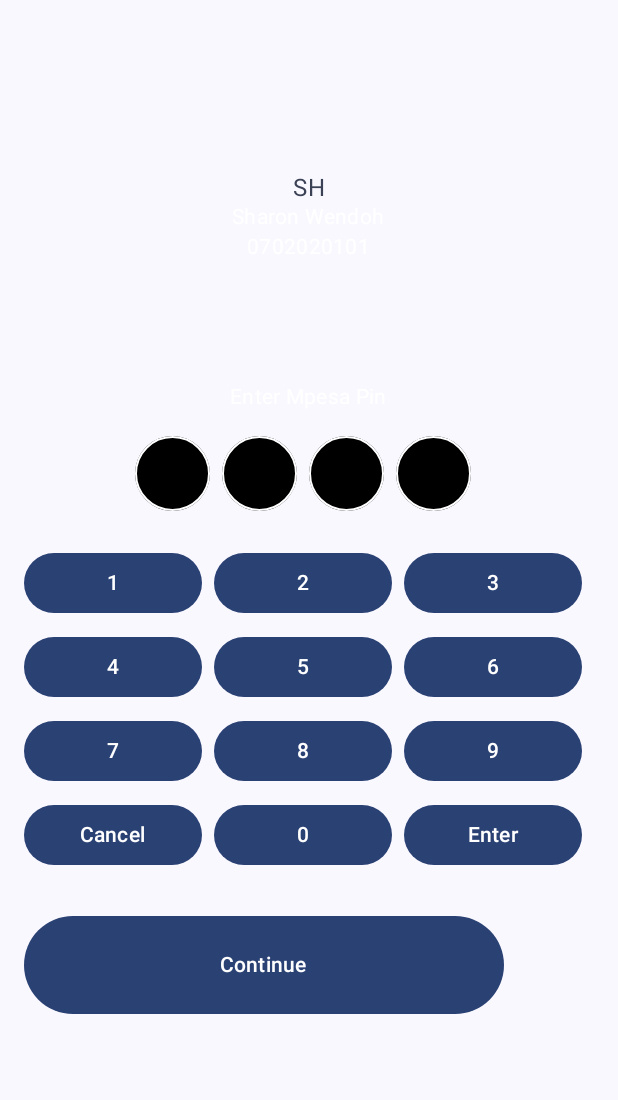
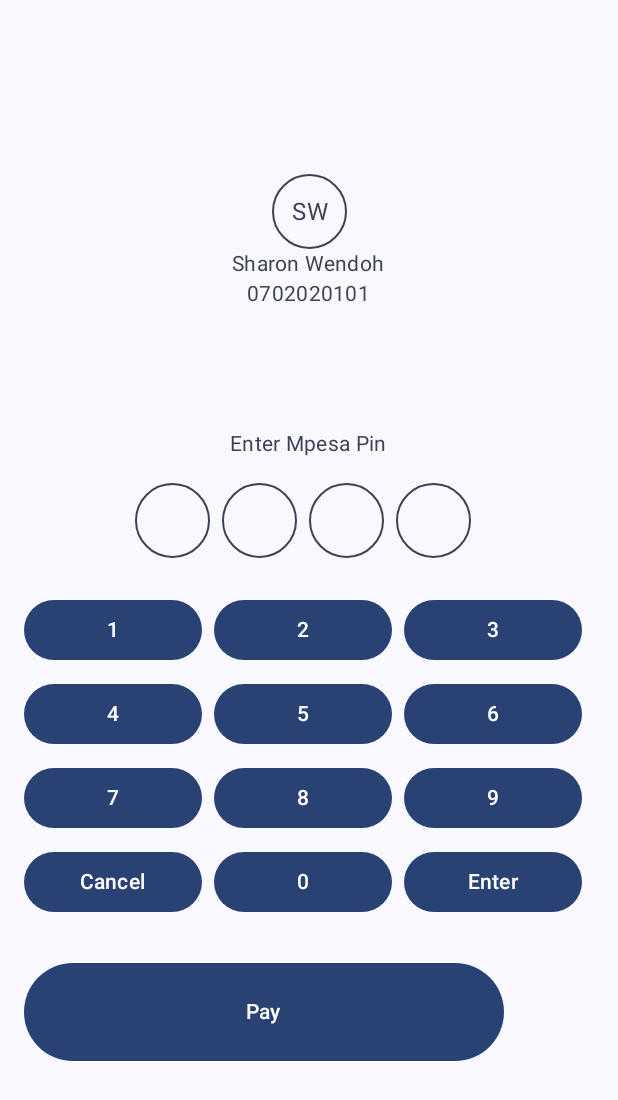
Before and after one commit to SharonWendoh/QRPesa, an Android app built with Jetpack Compose: the screen it shows after launch (MainActivity), on a phone screen of 412 x 824 dp. Shown: the top 1100 px of the screen. Run offline under Robolectric (Android 15) with nearby library versions, the phone set to English and light mode, and no system bars.

Commit message:
UI color changes

```diff
--- a/android/app/src/main/java/com/example/qrpesa/pages/LoginPage.kt
+++ b/android/app/src/main/java/com/example/qrpesa/pages/LoginPage.kt
@@ -30,6 +30,7 @@
 import androidx.compose.runtime.setValue
 import androidx.navigation.NavController
 import androidx.navigation.compose.rememberNavController
+import com.example.qrpesa.components.InitialsCard
 import com.example.qrpesa.components.SharedButton
 import com.example.qrpesa.navigation.Screen
 
@@ -56,27 +57,23 @@
             horizontalAlignment = Alignment.CenterHorizontally
         ) {
             Spacer(modifier = Modifier.height(100.dp))
-            Text(
-                text = "SH",
-                style = MaterialTheme.typography.bodyLarge,
-                color = MaterialTheme.colorScheme.secondary
-            )
+            InitialsCard("SW")
             Text(
                 text = "Sharon Wendoh",
                 style = MaterialTheme.typography.bodyMedium,
-                color = Color.White
+                color = MaterialTheme.colorScheme.secondary
             )
             Text(
                 text = "0702020101",
                 style = MaterialTheme.typography.bodyMedium,
-                color = Color.White
+                color = MaterialTheme.colorScheme.secondary
             )
             Spacer(modifier = Modifier.height(80.dp))
 
             Text(
                 text = "Enter Mpesa Pin",
                 style = MaterialTheme.typography.bodyMedium,
-                color = Color.White
+                color = MaterialTheme.colorScheme.secondary
             )
 
             Spacer(modifier = Modifier.height(16.dp))
@@ -92,12 +89,12 @@
                         readOnly = true,
                         modifier = Modifier
                             .size(50.dp)
-                            .border(1.dp, Color.White, shape = CircleShape),
-                        textStyle = MaterialTheme.typography.bodySmall.copy(color = Color.White),
+                            .border(1.dp, MaterialTheme.colorScheme.secondary, shape = CircleShape),
+                        textStyle = MaterialTheme.typography.bodySmall.copy(color = MaterialTheme.colorScheme.secondary),
                         singleLine = true,
                         shape = CircleShape,
                         colors = TextFieldDefaults.textFieldColors(
-                            containerColor = Color.Black,
+                            containerColor = Color.Transparent,
                             focusedIndicatorColor = Color.Transparent,
                             unfocusedIndicatorColor = Color.Transparent
                         )
@@ -144,14 +141,18 @@
                     }
                 }
                 Spacer(modifier = Modifier.height(30.dp))
-                SharedButton(
-                    "Continue",
-                    onclick = {if (pin == "1234") { // Dummy check for PIN, replace with actual logic transactionMessage = "Payment of $amount to till $tillNumber successful!"
-                        navController.navigate(route = Screen.Screen.Pin.route)
-                    } else {
-                        transactionMessage = "Incorrect PIN. Please try again."
-                    }}
-                )
+                Row {
+                    SharedButton(
+                        text = "Pay",
+                        onclick = {
+                            if (pin == "1234") { // Dummy check for PIN, replace with actual logic
+                                navController.navigate(route = Screen.Screen.Pin.route)
+                            } else {
+                                //transactionMessage = "Incorrect PIN. Please try again."
+                            }
+                        },
+                    )
+                }
             }
         }
     }
--- a/android/app/src/main/java/com/example/qrpesa/pages/PinPage.kt
+++ b/android/app/src/main/java/com/example/qrpesa/pages/PinPage.kt
@@ -57,7 +57,7 @@
         }
         Spacer(modifier = Modifier.height(40.dp))
         Row {
-            InitialsCard()
+            InitialsCard("TW")
         }
         Spacer(modifier = Modifier.height(16.dp))
         Row(
@@ -83,7 +83,7 @@
         }
         Spacer(modifier = Modifier.height(20.dp))
         Row {
-            PinFields()
+            PinFields(pin)
         }
         Spacer(modifier = Modifier.height(30.dp))
         Column {
@@ -121,7 +121,7 @@
                     }
                 }
             }
-            Spacer(modifier = Modifier.height(30.dp))
+            Spacer(modifier = Modifier.height(25.dp))
             Row {
                 SharedButton(
                     text = "Pay",
--- a/android/app/src/main/java/com/example/qrpesa/pages/SuccessfulTransactionPage.kt
+++ b/android/app/src/main/java/com/example/qrpesa/pages/SuccessfulTransactionPage.kt
@@ -48,7 +48,7 @@
         }
         Spacer(modifier = Modifier.height(40.dp))
         Row {
-            InitialsCard()
+            InitialsCard("TW")
         }
         Spacer(modifier = Modifier.height(16.dp))
         Row (
```
Also changed, not shown: android/app/src/main/java/com/example/qrpesa/components/Cards.kt (+8 -4 lines), android/app/src/main/java/com/example/qrpesa/components/Textfields.kt (+4 -7 lines), 1 other file.
